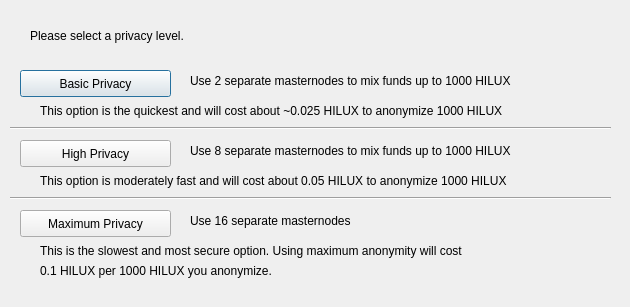
Qt form src/qt/forms/darksendconfig.ui (swatchie-1/hilux) before a commit.
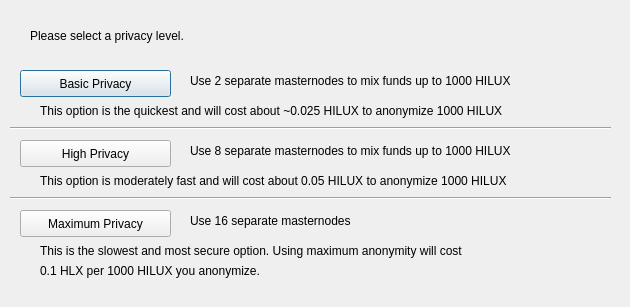
The same form after that commit.

What changed in the file:
```diff
--- a/src/qt/forms/darksendconfig.ui
+++ b/src/qt/forms/darksendconfig.ui
@@ -153,7 +153,7 @@
     </rect>
    </property>
    <property name="text">
-    <string>0.1 HILUX per 1000 HILUX you anonymize.</string>
+    <string>0.1 HLX per 1000 HILUX you anonymize.</string>
    </property>
   </widget>
   <widget class="Line" name="line">
```
